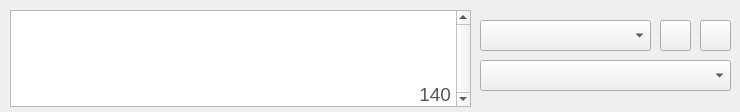
Qt form Twiq/resources/ui_main.ui (PyYoshi/Twiq4Desktop) before a commit.
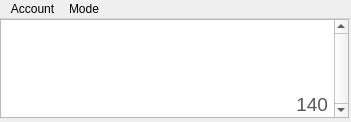
The same form after that commit. Icons and pictures are not drawn.

Patch:
```diff
--- a/Twiq/resources/ui_main.ui
+++ b/Twiq/resources/ui_main.ui
@@ -6,25 +6,16 @@
    <rect>
     <x>0</x>
     <y>0</y>
-    <width>740</width>
-    <height>112</height>
+    <width>351</width>
+    <height>122</height>
    </rect>
   </property>
   <property name="minimumSize">
    <size>
-    <width>740</width>
-    <height>112</height>
+    <width>351</width>
+    <height>122</height>
    </size>
   </property>
-  <property name="maximumSize">
-   <size>
-    <width>740</width>
-    <height>112</height>
-   </size>
-  </property>
-  <property name="acceptDrops">
-   <bool>true</bool>
-  </property>
   <property name="windowTitle">
    <string>Twiq</string>
   </property>
@@ -33,109 +24,22 @@
     <normaloff>:/twitter-bird-white-on-blue.png</normaloff>:/twitter-bird-white-on-blue.png</iconset>
   </property>
   <widget class="QWidget" name="centralwidget">
-   <widget class="QWidget" name="gridLayoutWidget">
-    <property name="geometry">
-     <rect>
-      <x>10</x>
-      <y>10</y>
-      <width>461</width>
-      <height>97</height>
-     </rect>
-    </property>
-    <layout class="QGridLayout" name="msg_gridlayout">
-     <item row="0" column="0">
-      <widget class="QPlainTextEdit" name="msgTextEdit">
-       <property name="font">
-        <font>
-         <pointsize>12</pointsize>
-        </font>
-       </property>
-       <property name="verticalScrollBarPolicy">
-        <enum>Qt::ScrollBarAlwaysOn</enum>
-       </property>
-       <property name="horizontalScrollBarPolicy">
-        <enum>Qt::ScrollBarAsNeeded</enum>
-       </property>
-       <property name="plainText">
-        <string notr="true"/>
-       </property>
-      </widget>
-     </item>
-    </layout>
-   </widget>
-   <widget class="QComboBox" name="accountComboBox">
-    <property name="geometry">
-     <rect>
-      <x>480</x>
-      <y>20</y>
-      <width>171</width>
-      <height>31</height>
-     </rect>
-    </property>
-   </widget>
-   <widget class="QComboBox" name="modeComboBox">
-    <property name="geometry">
-     <rect>
-      <x>480</x>
-      <y>60</y>
-      <width>251</width>
-      <height>31</height>
-     </rect>
-    </property>
-   </widget>
-   <widget class="QPushButton" name="addAccountButton">
-    <property name="geometry">
-     <rect>
-      <x>660</x>
-      <y>20</y>
-      <width>31</width>
-      <height>31</height>
-     </rect>
-    </property>
-    <property name="text">
-     <string/>
-    </property>
-    <property name="icon">
-     <iconset resource="resource.qrc">
-      <normaloff>:/add.png</normaloff>:/add.png</iconset>
-    </property>
-    <property name="iconSize">
-     <size>
-      <width>22</width>
-      <height>22</height>
-     </size>
-    </property>
-   </widget>
-   <widget class="QPushButton" name="delAccountButton">
-    <property name="geometry">
-     <rect>
-      <x>700</x>
-      <y>20</y>
-      <width>31</width>
-      <height>31</height>
-     </rect>
-    </property>
-    <property name="text">
-     <string/>
-    </property>
-    <property name="icon">
-     <iconset resource="resource.qrc">
-      <normaloff>:/delete.png</normaloff>:/delete.png</iconset>
-    </property>
-    <property name="iconSize">
-     <size>
-      <width>22</width>
-      <height>22</height>
-     </size>
-    </property>
-   </widget>
+   <property name="minimumSize">
+    <size>
+     <width>351</width>
+     <height>101</height>
+    </size>
+   </property>
    <widget class="QLabel" name="msgCountLabel">
+    <property name="enabled">
+     <bool>true</bool>
+    </property>
     <property name="geometry">
      <rect>
-      <x>398</x>
-      <y>83</y>
-      <width>53</width>
-      <height>21</height>
+      <x>287</x>
+      <y>70</y>
+      <width>41</width>
+      <height>31</height>
      </rect>
     </property>
     <property name="font">
@@ -151,7 +55,72 @@
      <set>Qt::AlignRight|Qt::AlignTrailing|Qt::AlignVCenter</set>
     </property>
    </widget>
+   <widget class="QPlainTextEdit" name="msgTextEdit">
+    <property name="geometry">
+     <rect>
+      <x>0</x>
+      <y>0</y>
+      <width>349</width>
+      <height>99</height>
+     </rect>
+    </property>
+    <property name="minimumSize">
+     <size>
+      <width>320</width>
+      <height>79</height>
+     </size>
+    </property>
+    <property name="font">
+     <font>
+      <pointsize>12</pointsize>
+     </font>
+    </property>
+    <property name="verticalScrollBarPolicy">
+     <enum>Qt::ScrollBarAlwaysOn</enum>
+    </property>
+    <property name="horizontalScrollBarPolicy">
+     <enum>Qt::ScrollBarAsNeeded</enum>
+    </property>
+    <property name="plainText">
+     <string notr="true"/>
+    </property>
+   </widget>
+   <zorder>msgTextEdit</zorder>
+   <zorder>msgCountLabel</zorder>
   </widget>
+  <widget class="QMenuBar" name="menuBar">
+   <property name="enabled">
+    <bool>true</bool>
+   </property>
+   <property name="geometry">
+    <rect>
+     <x>0</x>
+     <y>0</y>
+     <width>351</width>
+     <height>21</height>
+    </rect>
+   </property>
+   <property name="nativeMenuBar">
+    <bool>false</bool>
+   </property>
+   <widget class="QMenu" name="menuAccount">
+    <property name="title">
+     <string>Account</string>
+    </property>
+   </widget>
+   <widget class="QMenu" name="menuMode">
+    <property name="title">
+     <string>Mode</string>
+    </property>
+   </widget>
+   <addaction name="menuAccount"/>
+   <addaction name="menuMode"/>
+  </widget>
+  <action name="actionCCC">
+   <property name="text">
+    <string>CCC</string>
+   </property>
+  </action>
  </widget>
  <resources>
   <include location="resource.qrc"/>
```
Left out of the diff: 81 changed lines with no effect on the pictures.
